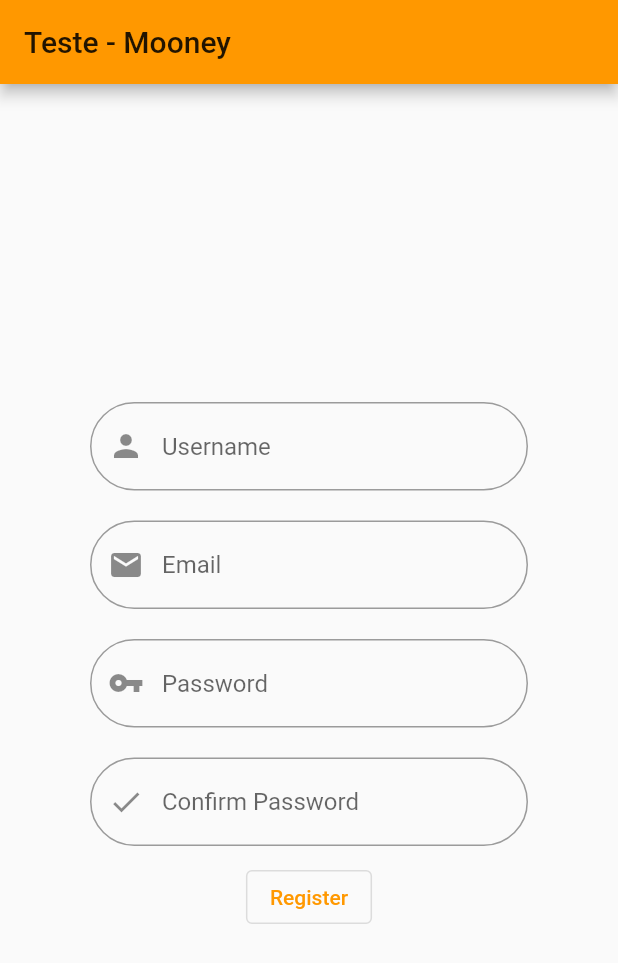
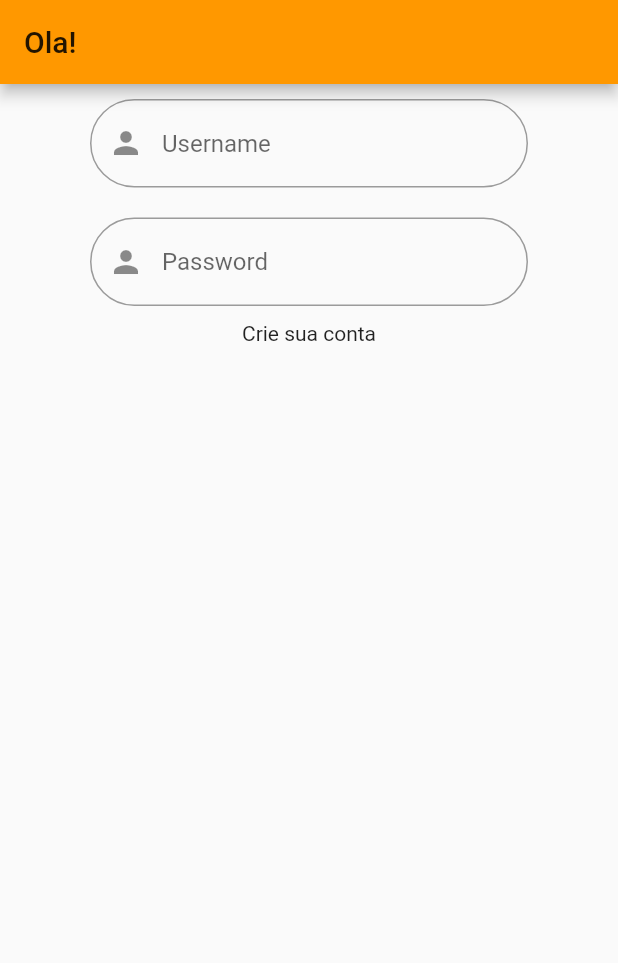
Before and after one commit to LLxD/login-mooney-trial, a Flutter app: the screen it shows after launch, on a phone screen of 412 x 824 dp. Shown: the top 963 px of the screen. Run offline on Flutter 3.47's test engine with Material 2 defaults, Android fonts, the phone set to English and light mode, and no system bars.

Commit message:
added login page, separating files, and more!

```diff
--- /dev/null
+++ b/lib/components/input.dart
@@ -0,0 +1,38 @@
+import 'package:flutter/material.dart';
+
+class Input extends StatelessWidget {
+  const Input(
+      {required this.label,
+      required this.icon,
+      required this.obscured,
+      Key? key})
+      : super(key: key);
+
+  final String label;
+  final bool obscured;
+  final Icon icon;
+
+  @override
+  Widget build(BuildContext context) {
+    return Container(
+      padding: EdgeInsets.symmetric(horizontal: 60, vertical: 10),
+      child: Form(
+        child: Column(
+          crossAxisAlignment: CrossAxisAlignment.center,
+          children: <Widget>[
+            TextField(
+              obscureText: obscured,
+              decoration: InputDecoration(
+                hintText: label,
+                prefixIcon: icon,
+                border: OutlineInputBorder(
+                  borderRadius: BorderRadius.circular(30.0),
+                ),
+              ),
+            ),
+          ],
+        ),
+      ),
+    );
+  }
+}
--- a/lib/main.dart
+++ b/lib/main.dart
@@ -1,4 +1,5 @@
 import 'package:flutter/material.dart';
+import 'package:login/pages/login_page.dart';
 
 void main() {
   runApp(MyApp());
@@ -9,105 +10,13 @@ class MyApp extends StatelessWidget {
   @override
   Widget build(BuildContext context) {
     return MaterialApp(
-      title: 'Flutter Demo',
+      debugShowCheckedModeBanner: false,
       theme: ThemeData(
         primarySwatch: Colors.orange,
       ),
-      home: MyHomePage(title: 'Teste - Mooney'),
-    );
-  }
-}
-
-class Input extends StatelessWidget {
-  const Input({required this.label, required this.icon, Key? key})
-      : super(key: key);
-
-  final String label;
-  final Icon icon;
-
-  @override
-  Widget build(BuildContext context) {
-    return Container(
-      padding: EdgeInsets.symmetric(horizontal: 60, vertical: 10),
-      child: Form(
-        child: Column(
-          crossAxisAlignment: CrossAxisAlignment.center,
-          children: <Widget>[
-            TextFormField(
-              decoration: InputDecoration(
-                hintText: label,
-                prefixIcon: icon,
-                border: OutlineInputBorder(
-                  borderRadius: BorderRadius.circular(30.0),
-                ),
-              ),
-              validator: (String? value) {
-                if (value == null || value.isEmpty) {
-                  return 'Please enter some text';
-                }
-                return null;
-              },
-            ),
-          ],
-        ),
+      home: LoginPage(
+        title: "Ola!",
       ),
     );
   }
 }
-
-class MyHomePage extends StatefulWidget {
-  MyHomePage({Key? key, required this.title}) : super(key: key);
-
-  final String title;
-
-  @override
-  _MyHomePageState createState() => _MyHomePageState();
-}
-
-class _MyHomePageState extends State<MyHomePage> {
-  bool _isLogged = false;
-
-  void _checkLogin() {
-    setState(() {
-      _isLogged = !_isLogged;
-    });
-  }
-
-  @override
-  Widget build(BuildContext context) {
-    return Scaffold(
-      appBar: AppBar(
-        title: Text(widget.title),
-      ),
-      body: Center(
-        child: Column(
-          mainAxisAlignment: MainAxisAlignment.center,
-          children: <Widget>[
-            Input(
-              label: "Username",
-              icon: Icon(Icons.person),
-            ),
-            Input(
-              label: "Email",
-              icon: Icon(Icons.mail),
-            ),
-            Input(
-              label: "Password",
-              icon: Icon(Icons.vpn_key),
-            ),
-            Input(
-              label: "Confirm Password",
-              icon: Icon(Icons.check),
-            ),
-            OutlinedButton(
-              onPressed: () {
-                print('Received click');
-              },
-              child: const Text('Register'),
-            ),
-          ],
-        ),
-      ),
-    );
-  }
-}
--- /dev/null
+++ b/lib/pages/login_page.dart
@@ -0,0 +1,44 @@
+import 'package:flutter/material.dart';
+import 'package:login/components/input.dart';
+import 'package:login/pages/register_page.dart';
+
+class LoginPage extends StatelessWidget {
+  const LoginPage({Key? key, required this.title}) : super(key: key);
+
+  final String title;
+
+  @override
+  Widget build(BuildContext context) {
+    return Scaffold(
+      appBar: AppBar(
+        title: Text(title),
+      ),
+      body: Center(
+        child: Column(
+          children: [
+            Input(
+              label: "Username",
+              icon: Icon(Icons.person),
+              obscured: false,
+            ),
+            Input(
+              label: "Password",
+              icon: Icon(Icons.person),
+              obscured: true,
+            ),
+            InkWell(
+              child: Text("Crie sua conta"),
+              onTap: () => Navigator.push(
+                  context,
+                  MaterialPageRoute(
+                      builder: (context) => RegisterPage(
+                            title: "Testando mudança de título!",
+                            key: Key("Register"),
+                          ))),
+            )
+          ],
+        ),
+      ),
+    );
+  }
+}
```
Also changed, not shown: lib/pages/register_page.dart (added, +50 -0 lines), 1 other file.
